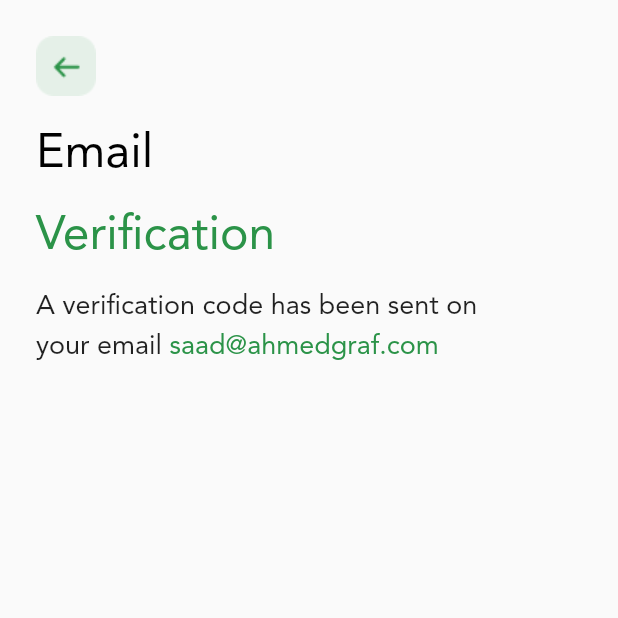
After one commit to obaidak407/cvs-Mobile-Application, a Flutter app: the Email_Verification screen opened directly, on a phone screen of 412 x 824 dp, the top half of it. The commit adds this screen. Run offline on Flutter 3.47's test engine with Material 2 defaults, Android fonts, the phone set to English and light mode, and no system bars.

Commit message:
Email Verification page Half

```diff
--- /dev/null
+++ b/lib/email_verification.dart
@@ -0,0 +1,89 @@
+import 'package:flutter/material.dart';
+import 'package:flutter/src/foundation/key.dart';
+import 'package:flutter/src/widgets/container.dart';
+import 'package:flutter/src/widgets/framework.dart';
+
+class Email_Verification extends StatelessWidget {
+  const Email_Verification({Key? key}) : super(key: key);
+
+  @override
+  Widget build(BuildContext context) {
+    return Scaffold(
+      body: Container(
+        child: Padding(
+          padding: EdgeInsets.all(24.0),
+          child: Column(
+            mainAxisAlignment: MainAxisAlignment.start,
+            children: [
+              Row(
+                children: [
+                  Image(
+                    image: AssetImage('assets/images/backarrow.png'),
+                  ),
+                ],
+              ),
+              SizedBox(
+                height: 20,
+              ),
+              Row(
+                children: [
+                  Text(
+                    "Email",
+                    style: TextStyle(
+                        fontFamily: 'Avenir Roman',
+                        fontSize: 32,
+                        color: Colors.black),
+                  ),
+                ],
+              ),
+              SizedBox(
+                height: 17.0,
+              ),
+              Row(
+                children: [
+                  SizedBox(height: 17.0),
+                  Text(
+                    "Verification",
+                    style: TextStyle(
+                        fontFamily: 'Avenir Roman',
+                        fontSize: 32,
+                        color: Color.fromRGBO(43, 147, 72, 1)),
+                  )
+                ],
+              ),
+              SizedBox(
+                height: 17.0,
+              ),
+              Row(
+                children: [
+                  Text(
+                    "A verification code has been sent on",
+                    style: TextStyle(fontSize: 18, fontFamily: "Avenir Roman"),
+                  )
+                ],
+              ),
+              SizedBox(
+                height: 5.0,
+              ),
+              Row(
+                children: [
+                  Text(
+                    "your email",
+                    style: TextStyle(fontSize: 18, fontFamily: "Avenir Roman"),
+                  ),
+                  Text(
+                    " saad@ahmedgraf.com",
+                    style: TextStyle(
+                        fontSize: 18,
+                        fontFamily: "Avenir Roman",
+                        color: Color.fromRGBO(43, 147, 72, 1)),
+                  )
+                ],
+              ),
+            ],
+          ),
+        ),
+      ),
+    );
+  }
+}
```
Also changed, not shown: lib/splashscreen.dart (+14 -24 lines).
